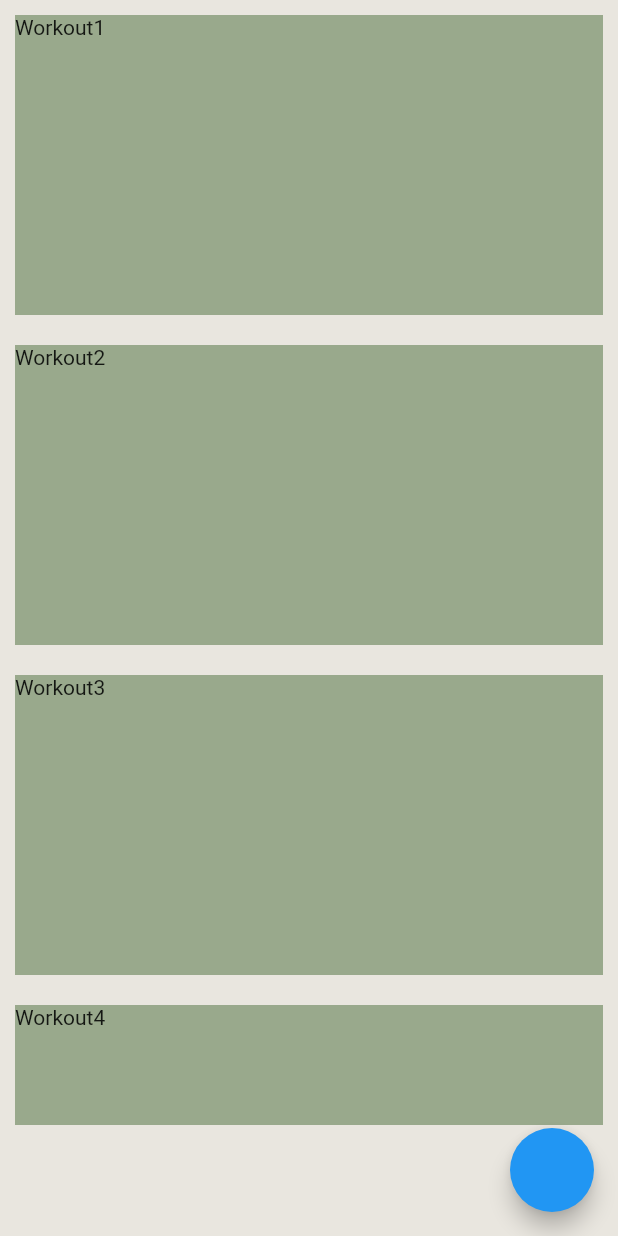
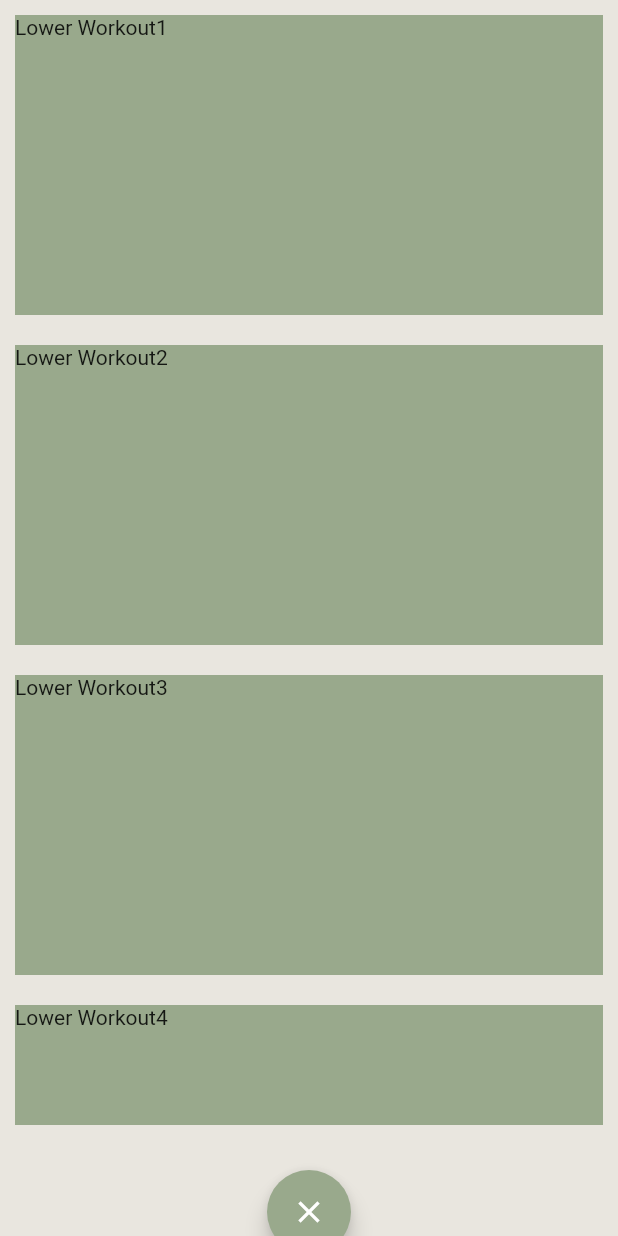
Before and after one commit to ERAUFitnessTracker/FitSage, a Flutter app: the LowerWorkouts screen opened directly, on a phone screen of 412 x 824 dp. Run offline on Flutter 3.47's test engine with Material 2 defaults, Android fonts, the phone set to English and light mode, and no system bars; our stand-ins replace google_fonts, line_awesome_flutter, sqflite, table_calendar; accounts and stored records are empty.

Commit message:
modified back buttons on workout menus, fixed problems fomr Dart.

```diff
--- a/FitSage/ui_draft1/analysis_options.yaml
+++ b/FitSage/ui_draft1/analysis_options.yaml
@@ -24,6 +24,7 @@ linter:
   rules:
     # avoid_print: false  # Uncomment to disable the `avoid_print` rule
     # prefer_single_quotes: true  # Uncomment to enable the `prefer_single_quotes` rule
+    file_names: false
 
 # Additional information about this file can be found at
 # https://dart.dev/guides/language/analysis-options
--- a/FitSage/ui_draft1/lib/BiometricInput.dart
+++ b/FitSage/ui_draft1/lib/BiometricInput.dart
@@ -1,3 +1,5 @@
+// ignore_for_file: file_names, non_constant_identifier_names
+
 import "dart:core";
 
 class BiometricInput {
--- a/FitSage/ui_draft1/lib/UserDataPrint.dart
+++ b/FitSage/ui_draft1/lib/UserDataPrint.dart
@@ -1,3 +1,5 @@
+// ignore_for_file: non_constant_identifier_names
+
 import 'package:flutter/material.dart';
 import 'package:google_fonts/google_fonts.dart';
 import 'package:line_awesome_flutter/line_awesome_flutter.dart';
@@ -11,8 +13,6 @@ class UserDataPrint extends StatelessWidget {
 
   @override
   Widget build(BuildContext context) {
-    Calculators calculator = Calculators();
-
     return SizedBox(
       width: 370,
       height: 600,
--- a/FitSage/ui_draft1/lib/UserForm.dart
+++ b/FitSage/ui_draft1/lib/UserForm.dart
@@ -469,6 +469,7 @@ class _UserFormState extends State<UserForm> {
                 child: ElevatedButton(
                   onPressed: () async {
                     try {
+                      final messenger = ScaffoldMessenger.of(context);
                       User user = User(
                         id: 0,
                         name: _nameController.text,
@@ -486,7 +487,7 @@ class _UserFormState extends State<UserForm> {
                         id = await DatabaseHelper.instance.createUser(user);
                         textForSnackBar = 'User added with ID: $id';
                       }
-                      ScaffoldMessenger.of(context).showSnackBar(
+                      messenger.showSnackBar(
                         SnackBar(
                           content: Text(textForSnackBar),
                         ),
--- a/FitSage/ui_draft1/lib/calculators.dart
+++ b/FitSage/ui_draft1/lib/calculators.dart
@@ -1,3 +1,5 @@
+// ignore_for_file: non_constant_identifier_names
+
 import 'dart:math';
 
 class Calculators {
--- a/FitSage/ui_draft1/lib/calendar.dart
+++ b/FitSage/ui_draft1/lib/calendar.dart
@@ -1,5 +1,7 @@
+// ignore_for_file: depend_on_referenced_packages
+
 import 'package:flutter/material.dart';
-import 'package:google_fonts/google_fonts.dart';
+// import 'package:google_fonts/google_fonts.dart';
 import 'package:table_calendar/table_calendar.dart';
 import 'package:intl/intl.dart';
 
--- a/FitSage/ui_draft1/lib/lowerWorkouts.dart
+++ b/FitSage/ui_draft1/lib/lowerWorkouts.dart
@@ -7,23 +7,18 @@ class LowerWorkouts extends StatelessWidget {
   LowerWorkouts({super.key});
 
   final List _workoutsLower = [
-    'Workout1',
-    'Workout2',
-    'Workout3',
-    'Workout4',
+    'Lower Workout1',
+    'Lower Workout2',
+    'Lower Workout3',
+    'Lower Workout4',
   ];
 
   @override
   Widget build(BuildContext context) {
     return Scaffold(
-      floatingActionButton: FloatingActionButton(
-        onPressed: () {
-          Navigator.pop(context);
-        },
-      ),
       body: Column(
         children: [
-          Container(
+          SizedBox(
             height: 750,
             child: ListView.builder(
               itemCount: _workoutsLower.length,
@@ -34,6 +29,21 @@ class LowerWorkouts extends StatelessWidget {
               },
             ),
           ),
+          Padding(
+            padding: const EdgeInsets.all(30.0),
+            child: Expanded(
+                child: Align(
+              alignment: Alignment.bottomCenter,
+              child: FloatingActionButton(
+                onPressed: () {
+                  Navigator.pop(context);
+                },
+                tooltip: 'Back To Home',
+                backgroundColor: const Color(0xFF99a98c),
+                child: const Icon(Icons.close),
+              ),
+            )),
+          )
         ],
       ),
     );
--- a/FitSage/ui_draft1/lib/main.dart
+++ b/FitSage/ui_draft1/lib/main.dart
@@ -3,6 +3,7 @@ import 'package:ui_draft1/UserDataPrint.dart';
 import 'UserForm.dart';
 import 'package:google_fonts/google_fonts.dart';
 import 'calendar.dart';
+import 'workout.dart';
 
 void main() {
   runApp(const MyApp());
@@ -129,20 +130,6 @@ class HomePage extends StatelessWidget {
   }
 }
 
-class WorkoutPage extends StatelessWidget {
-  const WorkoutPage({super.key});
-
-  @override
-  Widget build(BuildContext context) {
-    return Center(
-      child: Text(
-        'Workout Menu',
-        style: Theme.of(context).textTheme.headlineMedium,
-      ),
-    );
-  }
-}
-
 class ProfileDataPage extends StatelessWidget {
   const ProfileDataPage({super.key});
   @override
--- a/FitSage/ui_draft1/lib/squareForWorkouts.dart
+++ b/FitSage/ui_draft1/lib/squareForWorkouts.dart
@@ -4,7 +4,7 @@ import 'package:flutter/material.dart';
 class SquareWorkoutsList extends StatelessWidget {
   final String child;
 
-  SquareWorkoutsList({required this.child});
+  const SquareWorkoutsList({super.key, required this.child});
   @override
   Widget build(BuildContext context) {
     return Padding(
```
Also changed, not shown: FitSage/ui_draft1/lib/DatabaseHelper.dart (+10 -12 lines), FitSage/ui_draft1/lib/upperWorkouts.dart (+20 -10 lines), FitSage/ui_draft1/lib/workout.dart (+15 -5 lines), FitSage/ui_draft1/pubspec.lock, 5 other files.
